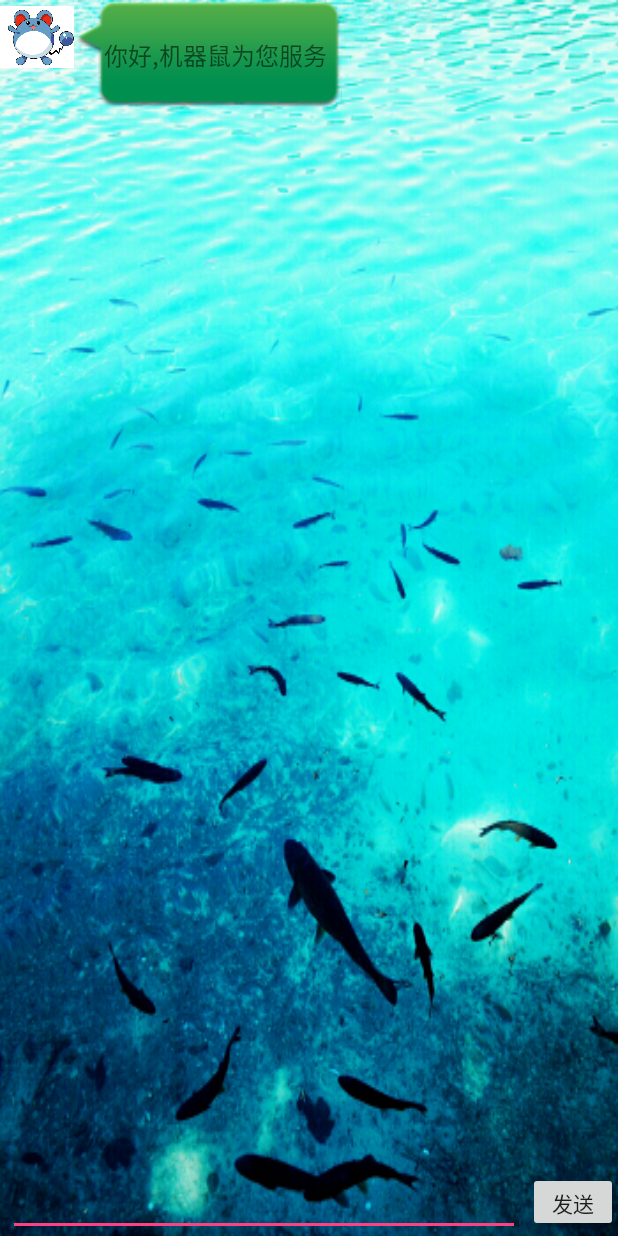
After one commit to purplelightning/osNews, an Android app: the fragment RobotFragment shown on its own in the app's theme, on a phone screen of 412 x 824 dp. The commit adds this screen. Run offline under Robolectric (Android 15) with nearby library versions, the phone set to English and light mode, and no system bars.

Commit message:
添加了聊天机器人

```diff
--- /dev/null
+++ b/app/src/main/java/com/example/wind/osnews/robot/ChatMessage.java
@@ -0,0 +1,61 @@
+package com.example.wind.osnews.robot;
+
+import java.util.Date;
+
+/**
+ * Created by wind on 17-7-21.
+ */
+
+public class ChatMessage {
+
+    private String name;
+    private String msg;
+    private Type type;
+    private Date date;
+
+    public ChatMessage(){
+
+    }
+
+    public ChatMessage(String msg, Type type, Date date) {
+        this.msg = msg;
+        this.type = type;
+        this.date = date;
+    }
+
+    public enum Type{
+        INCOMING,OUTCOMING;
+    }
+
+    public String getName() {
+        return name;
+    }
+
+    public void setName(String name) {
+        this.name = name;
+    }
+
+    public String getMsg() {
+        return msg;
+    }
+
+    public void setMsg(String msg) {
+        this.msg = msg;
+    }
+
+    public Type getType() {
+        return type;
+    }
+
+    public void setType(Type type) {
+        this.type = type;
+    }
+
+    public Date getDate() {
+        return date;
+    }
+
+    public void setDate(Date date) {
+        this.date = date;
+    }
+}
--- /dev/null
+++ b/app/src/main/java/com/example/wind/osnews/robot/ChatMessageAdapter.java
@@ -0,0 +1,95 @@
+package com.example.wind.osnews.robot;
+
+import android.content.Context;
+import android.view.LayoutInflater;
+import android.view.View;
+import android.view.ViewGroup;
+import android.widget.BaseAdapter;
+import android.widget.TextView;
+
+
+import com.example.wind.osnews.R;
+
+import java.util.List;
+
+/**
+ * Created by wind on 17-7-21.
+ */
+
+public class ChatMessageAdapter extends BaseAdapter {
+
+    private LayoutInflater inflater;
+    private List<ChatMessage> mDatas;
+
+    public ChatMessageAdapter(Context mContext, List<ChatMessage> mData){
+
+        inflater=LayoutInflater.from(mContext);
+        mDatas=mData;
+    }
+
+    @Override
+    public int getCount() {
+        return mDatas.size();
+    }
+
+    @Override
+    public Object getItem(int position) {
+        return mDatas.get(position);
+    }
+
+    @Override
+    public long getItemId(int position) {
+        return position;
+    }
+
+    @Override
+    public int getItemViewType(int position) {
+
+        ChatMessage chatMessage=mDatas.get(position);
+        if(chatMessage.getType()== ChatMessage.Type.INCOMING){
+            return 0;
+        }
+        return 1;
+    }
+
+    @Override
+    public int getViewTypeCount() {
+        return 2;
+    }
+
+    @Override
+    public View getView(int position, View convertView, ViewGroup parent) {
+
+        ChatMessage chatMessage=mDatas.get(position);
+        ViewHolder viewHolder=null;
+        if(convertView==null){
+            //通过itemType设置不同的布局
+            if(getItemViewType(position)==0){
+                convertView=inflater.inflate(R.layout.item_from_msg,parent,false);
+                viewHolder=new ViewHolder();
+//                viewHolder.mDate= (TextView) convertView.findViewById(R.id.id_from_msg_date);
+                viewHolder.mMsg= (TextView) convertView.findViewById(R.id.id_from_msg_info);
+            }else {
+                convertView=inflater.inflate(R.layout.item_to_msg,parent,false);
+                viewHolder=new ViewHolder();
+//                viewHolder.mDate= (TextView) convertView.findViewById(R.id.id_to_msg_date);
+                viewHolder.mMsg= (TextView) convertView.findViewById(R.id.id_to_msg_info);
+            }
+            convertView.setTag(viewHolder);
+        }else {
+            viewHolder= (ViewHolder) convertView.getTag();
+        }
+        //设置数据
+//        SimpleDateFormat df=new SimpleDateFormat("yyyy-MM-dd HH:mm:ss");
+//        viewHolder.mDate.setText(df.format(chatMessage.getDate()));
+        viewHolder.mMsg.setText(chatMessage.getMsg());
+
+        return convertView;
+    }
+
+    private final class ViewHolder{
+        TextView mDate;
+        TextView mMsg;
+    }
+
+}
--- /dev/null
+++ b/app/src/main/java/com/example/wind/osnews/robot/RobotFragment.java
@@ -0,0 +1,134 @@
+package com.example.wind.osnews.robot;
+
+import android.os.Bundle;
+import android.os.Handler;
+import android.os.Message;
+import android.support.annotation.Nullable;
+import android.support.v4.app.Fragment;
+import android.support.v7.app.ActionBar;
+import android.support.v7.app.AppCompatActivity;
+import android.text.TextUtils;
+import android.view.LayoutInflater;
+import android.view.View;
+import android.view.ViewGroup;
+import android.widget.Button;
+import android.widget.EditText;
+import android.widget.ListView;
+import android.widget.Toast;
+
+import com.example.wind.osnews.R;
+
+import java.util.ArrayList;
+import java.util.Date;
+import java.util.List;
+
+/**
+ * Created by wind on 17-7-22.
+ */
+
+public class RobotFragment extends Fragment {
+
+    private ListView mMsgList;
+    private ChatMessageAdapter mAdapter;
+    private List<ChatMessage> mData;
+
+    private EditText mInputMsg;
+    private Button mSendMsg;
+
+    private Handler mHandler = new Handler() {
+
+        public void handleMessage(Message msg) {
+            //等待接收,子线程完成数据的返回
+            ChatMessage fromMessage = (ChatMessage) msg.obj;
+            mData.add(fromMessage);
+            mAdapter.notifyDataSetChanged();
+            //报错原因是这里没有写!!!!
+            mMsgList.setSelection(mData.size()-1);
+        }
+    };
+
+
+    @Nullable
+    @Override
+    public View onCreateView(LayoutInflater inflater, @Nullable ViewGroup container, @Nullable Bundle savedInstanceState) {
+        View view=inflater.inflate(R.layout.fragment_robot,container,false);
+
+//        ActionBar actionBar=(AppCompatActivity)getActivity().getSupportActionBar();
+//        actionBar.hide();
+
+        mMsgList = (ListView) view.findViewById(R.id.id_listview_msgs);
+        mInputMsg = (EditText) view.findViewById(R.id.id_input_msg);
+        mSendMsg = (Button) view.findViewById(R.id.btn_send_msg);
+
+        initData();
+        //初始化事件
+        initListener();
+
+        return view;
+    }
+
+    private void initListener() {
+        mSendMsg.setOnClickListener(new View.OnClickListener() {
+            @Override
+            public void onClick(View v) {
+                final String toMsg = mInputMsg.getText().toString().trim();
+                if (TextUtils.isEmpty(toMsg)) {
+                    Toast.makeText(getContext(), "发送消息不能为空", Toast.LENGTH_SHORT).show();
+                    return;
+                }
+
+                //把发送信息加入到数据列中
+                ChatMessage toMessage=new ChatMessage();
+                toMessage.setDate(new Date());
+                toMessage.setMsg(toMsg);
+                toMessage.setType(ChatMessage.Type.OUTCOMING);
+                mData.add(toMessage);
+                mAdapter.notifyDataSetChanged();
+
+                mMsgList.setSelection(mData.size()-1);
+                mInputMsg.setText("");//输入框文本清空
+
+                new Thread(new Runnable() {
+                    @Override
+                    public void run() {
+                        ChatMessage fromMessage = HttpUtils.
+                                sendMessage(toMsg);
+                        fromMessage.setDate(new Date());
+                        fromMessage.setType(ChatMessage.Type.INCOMING);
+                        fromMessage.setMsg(fromMessage.getMsg());
+                        getActivity().runOnUiThread(new Runnable() {
+                            @Override
+                            public void run() {
+
+                            }
+                        });
+
+                        Message message=new Message();
+                        message.obj=fromMessage;
+                        mHandler.sendMessage(message);
+
+//                        Message m = Message.obtain();
+//                        m.obj = fromMessage;
+//                        mHandler.sendMessage(m);
+
+                    }
+                }).start();
+
+            }
+        });
+    }
+
+    private void initData() {
+        mData= new ArrayList<>();
+        mData.add(new ChatMessage("你好,机器鼠为您服务", ChatMessage.Type.INCOMING,
+                new Date()));
+//        mData.add(new ChatMessage("你好", ChatMessage.Type.OUTCOMING,
+//                new Date()));
+        mAdapter = new ChatMessageAdapter(getContext(), mData);
+
+        mMsgList.setAdapter(mAdapter);
+    }
+
+
+
+}
--- /dev/null
+++ b/app/src/main/res/layout/fragment_robot.xml
@@ -0,0 +1,69 @@
+<?xml version="1.0" encoding="utf-8"?>
+<RelativeLayout
+    xmlns:android="http://schemas.android.com/apk/res/android"
+    android:layout_width="match_parent"
+    android:layout_height="wrap_content"
+    android:background="@drawable/sea3"
+    >
+
+    <!--<RelativeLayout-->
+        <!--android:id="@+id/id_ly_top"-->
+        <!--android:layout_width="match_parent"-->
+        <!--android:layout_height="45dp"-->
+        <!--android:layout_alignParentTop="true"-->
+        <!--android:layout_marginBottom="10dp"-->
+        <!--android:background="@drawable/robot_title_bar">-->
+
+        <!--<TextView-->
+            <!--android:layout_width="wrap_content"-->
+            <!--android:layout_height="wrap_content"-->
+            <!--android:layout_centerInParent="true"-->
+            <!--android:text="机器鼠"-->
+            <!--android:textColor="#fff"-->
+            <!--android:textSize="22sp"/>-->
+
+    <!--</RelativeLayout>-->
+
+    <RelativeLayout
+        android:id="@+id/id_ly_bottom"
+        android:layout_width="match_parent"
+        android:layout_height="wrap_content"
+        android:layout_alignParentBottom="true"
+        >
+
+        <Button
+            android:id="@+id/btn_send_msg"
+            android:layout_width="60dp"
+            android:layout_height="40dp"
+            android:layout_alignParentRight="true"
+            android:layout_centerVertical="true"
+            android:text="发送"/>
+
+        <EditText
+            android:id="@+id/id_input_msg"
+            android:layout_width="match_parent"
+            android:layout_height="wrap_content"
+            android:layout_centerInParent="true"
+            android:layout_marginLeft="5dp"
+            android:layout_marginRight="5dp"
+            android:layout_toLeftOf="@id/btn_send_msg"
+            android:textSize="18sp"/>
+
+    </RelativeLayout>
+
+    <ListView
+        android:id="@+id/id_listview_msgs"
+        android:layout_width="match_parent"
+        android:layout_height="match_parent"
+        android:divider="@null"
+        android:dividerHeight="5dp"
+        android:layout_above="@id/id_ly_bottom"
+        >
+
+        <!--android:layout_below="@id/id_ly_top"-->
+
+
+    </ListView>
+
+
+</RelativeLayout>
--- /dev/null
+++ b/app/src/main/res/layout/item_from_msg.xml
@@ -0,0 +1,57 @@
+<?xml version="1.0" encoding="utf-8"?>
+<LinearLayout
+    xmlns:android="http://schemas.android.com/apk/res/android"
+    android:layout_width="match_parent"
+    android:layout_height="wrap_content"
+    android:orientation="vertical">
+
+    <!--<TextView-->
+        <!--android:id="@+id/id_from_msg_date"-->
+        <!--android:layout_width="wrap_content"-->
+        <!--android:layout_height="wrap_content"-->
+        <!--android:layout_gravity="center"-->
+        <!--android:background="#bebebe"-->
+        <!--android:text="2012-12-12 12:12:12"-->
+        <!--android:textColor="#f5f5f5"-->
+        <!--android:textSize="12dp"/>-->
+
+    <LinearLayout
+        android:layout_width="match_parent"
+        android:layout_height="wrap_content"
+        android:orientation="horizontal">
+
+        <LinearLayout
+            android:layout_width="wrap_content"
+            android:layout_height="wrap_content"
+            android:orientation="vertical">
+
+            <ImageView
+                android:layout_width="49dp"
+                android:layout_height="49dp"
+                android:src="@drawable/rat"/>
+
+            <!--<TextView-->
+                <!--android:id="@+id/from_name"-->
+                <!--android:layout_width="wrap_content"-->
+                <!--android:layout_height="wrap_content"-->
+                <!--android:layout_gravity="center"-->
+                <!--android:text="rat"-->
+                <!--android:textSize="15sp"/>-->
+
+        </LinearLayout>
+
+        <TextView
+            android:id="@+id/id_from_msg_info"
+            android:layout_width="wrap_content"
+            android:layout_height="wrap_content"
+            android:background="@drawable/message_left"
+            android:gravity="center_vertical"
+            android:paddingLeft="20dp"
+            android:paddingRight="10dp"
+            android:textSize="16sp"
+            android:text="龙龙龙龙"/>
+
+    </LinearLayout>
+
+
+</LinearLayout>
```
Also changed, not shown: app/src/main/java/com/example/wind/osnews/MainActivity.java (+12 -7 lines), app/src/main/java/com/example/wind/osnews/robot/HttpUtils.java (added, +113 -0 lines), app/src/main/java/com/example/wind/osnews/robot/RobotResultBean.java (added, +33 -0 lines), app/src/main/res/layout/item_to_msg.xml (added, +56 -0 lines), app/src/main/res/drawable-xxhdpi/sea3.jpeg (added), app/src/main/res/drawable/liu.jpg (added), app/src/main/res/drawable/message_left.9.png (added), app/src/main/res/drawable/message_right.9.png (added), app/src/main/res/drawable/rat.jpg (added), app/src/main/res/drawable/robot_title_bar.png (added).
